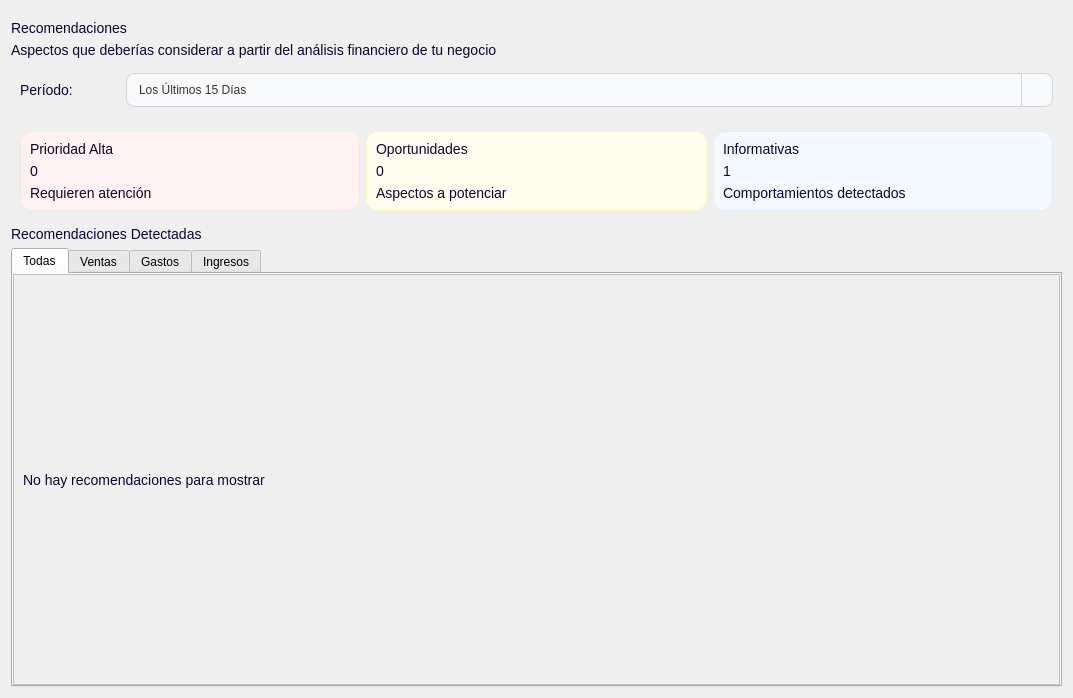
Above: app/ui/dashboard/pages/recommendations.ui from Brando-1510/Proyecto-Integrador-2.0 before the change. Below: the same form after it.
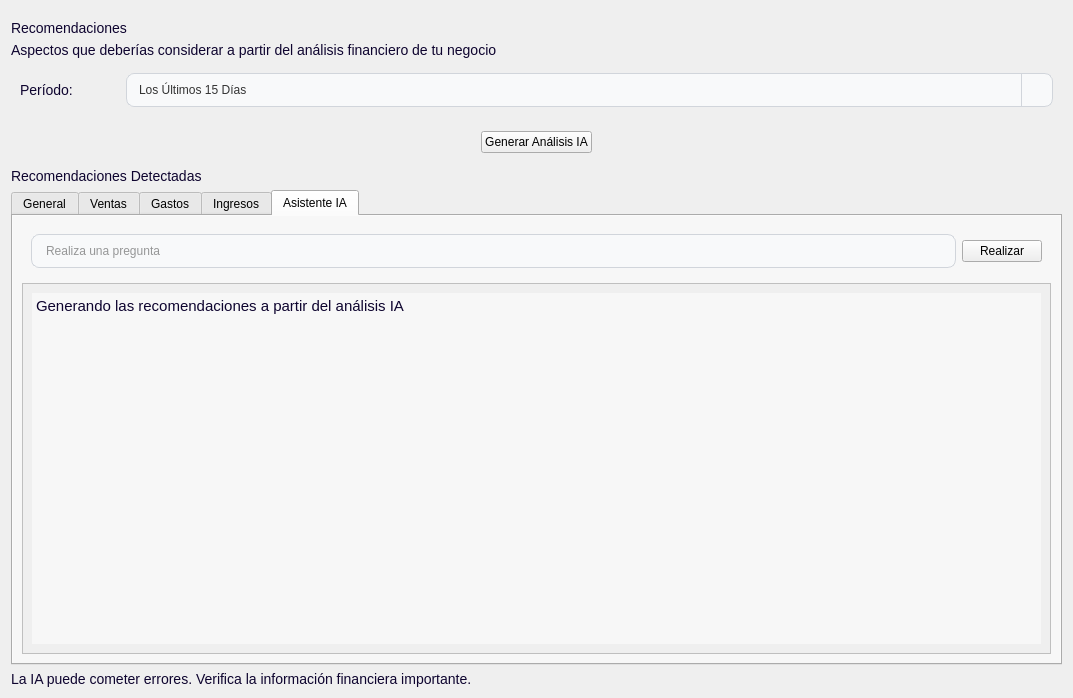
That is the form after the change. Icons and pictures are not drawn.

What changed in the file:
```diff
--- a/app/ui/dashboard/pages/recommendations.ui
+++ b/app/ui/dashboard/pages/recommendations.ui
@@ -14,7 +14,17 @@
    <string>Form</string>
   </property>
   <property name="styleSheet">
-   <string notr="true">QFrame[carta=&quot;Dashboard&quot;] {
+   <string notr="true">QTextBrowser {
+    background-color: transparent;
+    border: none;
+    padding: 0px;
+    margin: 0px;
+    font-size: 14px;
+    color: #0E042F;
+    selection-background-color: #46315c; /* Opcional: color de resaltado al seleccionar texto */
+    selection-color: #ffffff;
+}
+QFrame[carta=&quot;Dashboard&quot;] {
     background-color: #FFFFFF;
     border: 1px solid #E4E0EA;
     border-radius: 12px;
@@ -103,6 +113,16 @@
 QPushButton[boton=&quot;Secundario&quot;]:pressed {
     background-color: rgba(131, 117, 174, 0.9);
 }
+QPushButton[boton=&quot;Secundario&quot;]:disabled {
+    /* Mantiene el fondo pero con una opacidad muy baja (más transparente) */
+    background-color: rgba(161, 147, 204, 0.25); 
+    
+    /* Un color morado grisáceo y apagado */
+    color: #9C8EB9; 
+    
+    /* Opcional: elimina cualquier borde si lo hubiera, o asegura que se vea plano */
+    border: none; 
+}
 /* --- ESTILO DEL QCOMBOBOX --- */
 /* --- ESTADO BASE --- */
 QLineEdit, QDateEdit, QPlainTextEdit, QComboBox {
@@ -288,163 +308,43 @@
     </widget>
    </item>
    <item>
-    <widget class="QWidget" name="widget" native="true">
-     <property name="styleSheet">
-      <string notr="true">QLabel {
-    qproperty-alignment: 'AlignCenter';
-}
-</string>
-     </property>
-     <layout class="QHBoxLayout" name="horizontalLayout">
+    <widget class="QWidget" name="widget_2" native="true">
+     <layout class="QHBoxLayout" name="horizontalLayout_2">
       <item>
-       <widget class="QFrame" name="carta_prioridad">
-        <property name="styleSheet">
-         <string notr="true">#carta_prioridad {
-    background-color: #FFF2F2; /* Fondo rojo muy claro */
-    border: 1px solid #FFE3E3;  /* Borde sutil */
-    border-radius: 12px;        /* Bordes redondeados */
-}
-</string>
+       <spacer name="horizontalSpacer">
+        <property name="orientation">
+         <enum>Qt::Horizontal</enum>
         </property>
-        <property name="frameShape">
-         <enum>QFrame::StyledPanel</enum>
+        <property name="sizeHint" stdset="0">
+         <size>
+          <width>40</width>
+          <height>20</height>
+         </size>
         </property>
-        <property name="frameShadow">
-         <enum>QFrame::Raised</enum>
-        </property>
-        <layout class="QVBoxLayout" name="verticalLayout_3">
-         <item>
-          <widget class="QLabel" name="label">
-           <property name="text">
-            <string>Prioridad Alta</string>
-           </property>
-           <property name="texto" stdset="0">
-            <string>Destacado</string>
-           </property>
-          </widget>
-         </item>
-         <item>
-          <widget class="QLabel" name="cantidadPrioridad">
-           <property name="text">
-            <string>0</string>
-           </property>
-           <property name="texto" stdset="0">
-            <string>Valor</string>
-           </property>
-          </widget>
-         </item>
-         <item>
-          <widget class="QLabel" name="label_3">
-           <property name="text">
-            <string>Requieren atención</string>
-           </property>
-           <property name="texto" stdset="0">
-            <string>Descripcion</string>
-           </property>
-          </widget>
-         </item>
-        </layout>
-       </widget>
+       </spacer>
       </item>
       <item>
-       <widget class="QFrame" name="carta_oportunidades">
-        <property name="styleSheet">
-         <string notr="true">#carta_oportunidades {
-    background-color: #FFFDF0; /* Fondo amarillo claro */
-    border: 1px solid #FFF7C2;  /* Borde sutil */
-    border-radius: 12px;        /* Bordes redondeados */
-}
-</string>
+       <widget class="QPushButton" name="generarAnalisis">
+        <property name="text">
+         <string>Generar Análisis IA</string>
         </property>
-        <property name="frameShape">
-         <enum>QFrame::StyledPanel</enum>
+        <property name="boton" stdset="0">
+         <string>Secundario</string>
         </property>
-        <property name="frameShadow">
-         <enum>QFrame::Raised</enum>
-        </property>
-        <layout class="QVBoxLayout" name="verticalLayout_4">
-         <item>
-          <widget class="QLabel" name="label_4">
-           <property name="text">
-            <string>Oportunidades</string>
-           </property>
-           <property name="texto" stdset="0">
-            <string>Destacado</string>
-           </property>
-          </widget>
-         </item>
-         <item>
-          <widget class="QLabel" name="cantidadOportunidades">
-           <property name="text">
-            <string>0</string>
-           </property>
-           <property name="texto" stdset="0">
-            <string>Valor</string>
-           </property>
-          </widget>
-         </item>
-         <item>
-          <widget class="QLabel" name="label_6">
-           <property name="text">
-            <string>Aspectos a potenciar</string>
-           </property>
-           <property name="texto" stdset="0">
-            <string>Descripcion</string>
-           </property>
-          </widget>
-         </item>
-        </layout>
        </widget>
       </item>
       <item>
-       <widget class="QFrame" name="carta_informativa">
-        <property name="styleSheet">
-         <string notr="true">#carta_informativa {
-    background-color: #F4F8FF; /* Fondo azul claro */
-    border: 1px solid #E1EDFF;  /* Borde sutil */
-    border-radius: 12px;        /* Bordes redondeados */
-}
-</string>
+       <spacer name="horizontalSpacer_2">
+        <property name="orientation">
+         <enum>Qt::Horizontal</enum>
         </property>
-        <property name="frameShape">
-         <enum>QFrame::StyledPanel</enum>
+        <property name="sizeHint" stdset="0">
+         <size>
+          <width>40</width>
+          <height>20</height>
+         </size>
         </property>
-        <property name="frameShadow">
-         <enum>QFrame::Raised</enum>
-        </property>
-        <layout class="QVBoxLayout" name="verticalLayout_5">
-         <item>
-          <widget class="QLabel" name="label_7">
-           <property name="text">
-            <string>Informativas</string>
-           </property>
-           <property name="texto" stdset="0">
-            <string>Destacado</string>
-           </property>
-          </widget>
-         </item>
-         <item>
-          <widget class="QLabel" name="cantidadInformativas">
-           <property name="text">
-            <string>1</string>
-           </property>
-           <property name="texto" stdset="0">
-            <string>Valor</string>
-           </property>
-          </widget>
-         </item>
-         <item>
-          <widget class="QLabel" name="label_9">
-           <property name="text">
-            <string>Comportamientos detectados</string>
-           </property>
-           <property name="texto" stdset="0">
-            <string>Descripcion</string>
-           </property>
-          </widget>
-         </item>
-        </layout>
-       </widget>
+       </spacer>
       </item>
      </layout>
     </widget>
@@ -599,11 +499,11 @@
 </string>
      </property>
      <property name="currentIndex">
-      <number>0</number>
+      <number>4</number>
      </property>
      <widget class="QWidget" name="TodasTab">
       <attribute name="title">
-       <string>Todas</string>
+       <string>General</string>
       </attribute>
       <layout class="QVBoxLayout" name="verticalLayout_6">
        <property name="leftMargin">
@@ -629,17 +529,22 @@
             <x>0</x>
             <y>0</y>
             <width>1055</width>
-            <height>377</height>
+            <height>408</height>
            </rect>
           </property>
           <layout class="QVBoxLayout" name="verticalLayout_7">
            <item>
-            <widget class="QLabel" name="lblTodas">
+            <widget class="QTextBrowser" name="lblTodas">
              <property name="styleSheet">
               <string notr="true">qproperty-alignment: AlignCenter;</string>
              </property>
-             <property name="text">
-              <string>No hay recomendaciones para mostrar</string>
+             <property name="html">
+              <string>&lt;!DOCTYPE HTML PUBLIC &quot;-//W3C//DTD HTML 4.0//EN&quot; &quot;http://www.w3.org/TR/REC-html40/strict.dtd&quot;&gt;
+&lt;html&gt;&lt;head&gt;&lt;meta name=&quot;qrichtext&quot; content=&quot;1&quot; /&gt;&lt;style type=&quot;text/css&quot;&gt;
+p, li { white-space: pre-wrap; }
+&lt;/style&gt;&lt;/head&gt;&lt;body style=&quot; font-family:'MS Shell Dlg 2'; font-size:14px; font-weight:400; font-style:normal;&quot;&gt;
+&lt;p style=&quot; margin-top:0px; margin-bottom:0px; margin-left:0px; margin-right:0px; -qt-block-indent:0; text-indent:0px;&quot;&gt;&lt;span style=&quot; font-size:15px;&quot;&gt;Generando las recomendaciones a partir del análisis IA&lt;/span&gt;&lt;/p&gt;
+&lt;p style=&quot;-qt-paragraph-type:empty; margin-top:0px; margin-bottom:0px; margin-left:0px; margin-right:0px; -qt-block-indent:0; text-indent:0px;&quot;&gt;&lt;br /&gt;&lt;/p&gt;&lt;/body&gt;&lt;/html&gt;</string>
              </property>
             </widget>
            </item>
@@ -680,7 +585,7 @@
             <height>377</height>
            </rect>
           </property>
-          <layout class="QVBoxLayout" name="verticalLayout_8">
+          <layout class="QVBoxLayout" name="verticalLayout_9">
            <item>
             <widget class="QLabel" name="lblVentas">
              <property name="styleSheet">
@@ -728,7 +633,7 @@
             <height>377</height>
            </rect>
           </property>
-          <layout class="QVBoxLayout" name="verticalLayout_9">
+          <layout class="QVBoxLayout" name="verticalLayout_4">
            <item>
             <widget class="QLabel" name="lblGasto">
              <property name="styleSheet">
@@ -749,19 +654,7 @@
       <attribute name="title">
        <string>Ingresos</string>
       </attribute>
-      <layout class="QVBoxLayout" name="verticalLayout_11">
-       <property name="leftMargin">
-        <number>0</number>
-       </property>
-       <property name="topMargin">
-        <number>0</number>
-       </property>
-       <property name="rightMargin">
-        <number>0</number>
-       </property>
-       <property name="bottomMargin">
-        <number>0</number>
-       </property>
+      <layout class="QVBoxLayout" name="verticalLayout_5">
        <item>
         <widget class="QScrollArea" name="scrollAreaIngresos">
          <property name="widgetResizable">
@@ -782,8 +675,66 @@
              <property name="styleSheet">
               <string notr="true">qproperty-alignment: AlignCenter;</string>
              </property>
-             <property name="text">
-              <string>No hay recomendaciones para mostrar</string>
+            </widget>
+           </item>
+          </layout>
+         </widget>
+        </widget>
+       </item>
+      </layout>
+     </widget>
+     <widget class="QWidget" name="AgenteTab">
+      <attribute name="title">
+       <string>Asistente IA</string>
+      </attribute>
+      <layout class="QVBoxLayout" name="verticalLayout_3">
+       <item>
+        <widget class="QWidget" name="widget" native="true">
+         <layout class="QHBoxLayout" name="horizontalLayout">
+          <item>
+           <widget class="QLineEdit" name="lineEdit">
+            <property name="placeholderText">
+             <string>Realiza una pregunta</string>
+            </property>
+           </widget>
+          </item>
+          <item>
+           <widget class="QPushButton" name="pushButton">
+            <property name="text">
+             <string>Realizar</string>
+            </property>
+            <property name="boton" stdset="0">
+             <string>Secundario</string>
+            </property>
+           </widget>
+          </item>
+         </layout>
+        </widget>
+       </item>
+       <item>
+        <widget class="QScrollArea" name="scrollAreaAgente">
+         <property name="widgetResizable">
+          <bool>true</bool>
+         </property>
+         <widget class="QWidget" name="scrollAreaWidgetContentsAgentes">
+          <property name="geometry">
+           <rect>
+            <x>0</x>
+            <y>0</y>
+            <width>1037</width>
+            <height>326</height>
+           </rect>
+          </property>
+          <layout class="QVBoxLayout" name="verticalLayout_8">
+           <item>
+            <widget class="QTextBrowser" name="lblAgente">
+             <property name="html">
+              <string>&lt;!DOCTYPE HTML PUBLIC &quot;-//W3C//DTD HTML 4.0//EN&quot; &quot;http://www.w3.org/TR/REC-html40/strict.dtd&quot;&gt;
+&lt;html&gt;&lt;head&gt;&lt;meta name=&quot;qrichtext&quot; content=&quot;1&quot; /&gt;&lt;style type=&quot;text/css&quot;&gt;
+p, li { white-space: pre-wrap; }
+&lt;/style&gt;&lt;/head&gt;&lt;body style=&quot; font-family:'MS Shell Dlg 2'; font-size:14px; font-weight:400; font-style:normal;&quot;&gt;
+&lt;p style=&quot; margin-top:0px; margin-bottom:0px; margin-left:0px; margin-right:0px; -qt-block-indent:0; text-indent:0px;&quot;&gt;&lt;span style=&quot; font-size:15px;&quot;&gt;Generando las recomendaciones a partir del análisis IA&lt;/span&gt;&lt;/p&gt;
+&lt;p style=&quot;-qt-paragraph-type:empty; margin-top:0px; margin-bottom:0px; margin-left:0px; margin-right:0px; -qt-block-indent:0; text-indent:0px;&quot;&gt;&lt;br /&gt;&lt;/p&gt;&lt;/body&gt;&lt;/html&gt;</string>
              </property>
             </widget>
            </item>
@@ -795,6 +746,16 @@
      </widget>
     </widget>
    </item>
+   <item>
+    <widget class="QLabel" name="label">
+     <property name="styleSheet">
+      <string notr="true">qproperty-alignment: 'AlignHCenter | AlignVCenter';</string>
+     </property>
+     <property name="text">
+      <string>La IA puede cometer errores. Verifica la información financiera importante.</string>
+     </property>
+    </widget>
+   </item>
   </layout>
  </widget>
  <resources>
```
Left out of the diff: 70 changed lines with no effect on the pictures.
